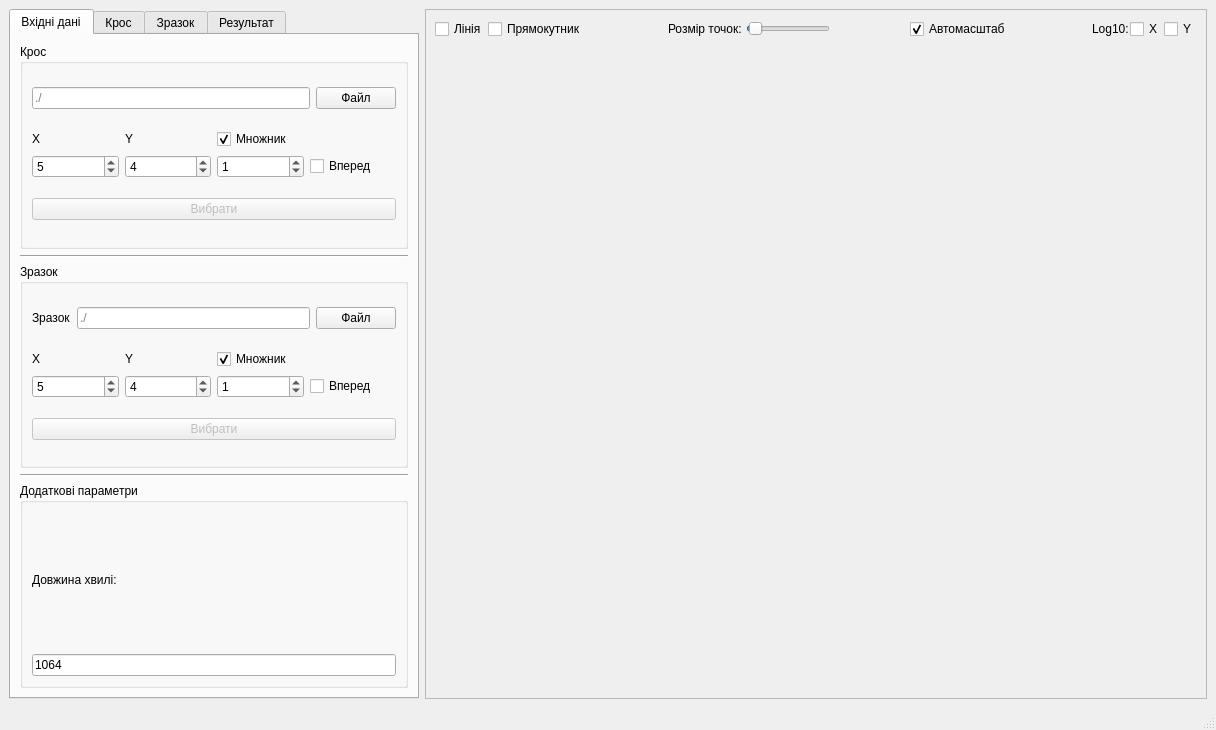
This is form.ui in xkronosua/QTR as Qt 5 draws it before an edit. The edited form follows.
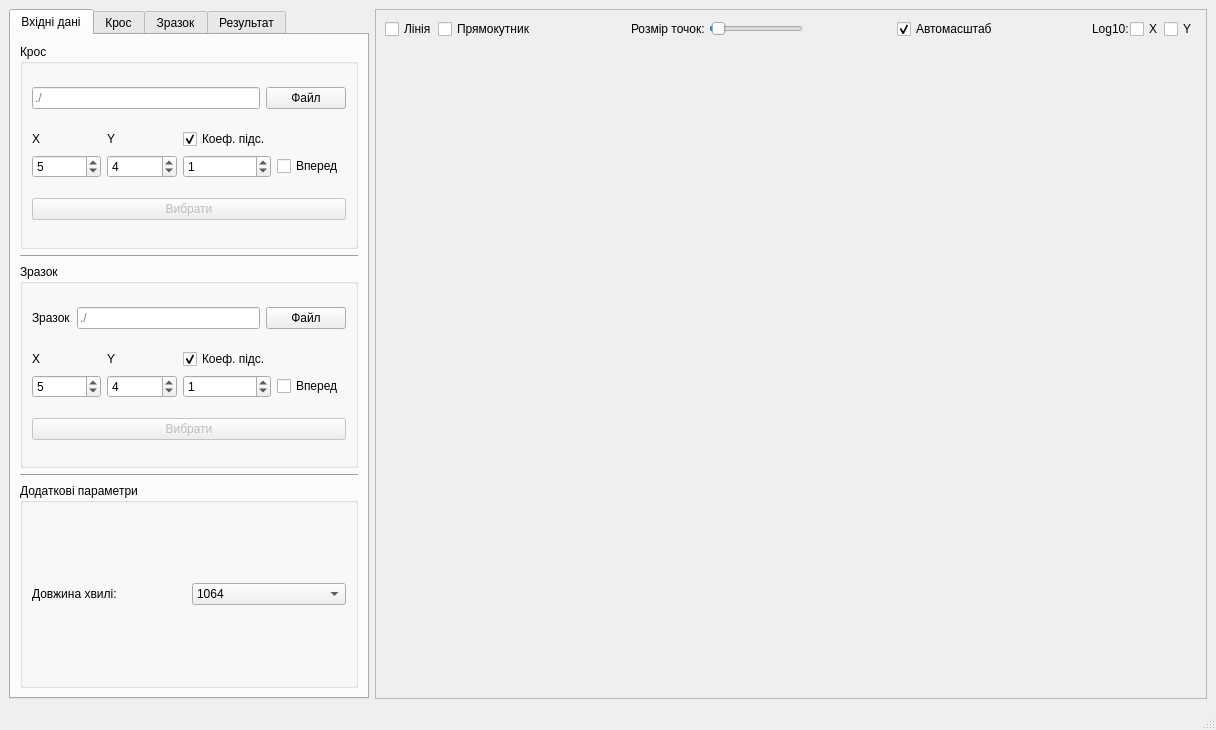
This is the edited form. Custom widgets are drawn as their Qt base class.

```diff
--- a/form.ui
+++ b/form.ui
@@ -68,6 +68,12 @@
         <verstretch>0</verstretch>
        </sizepolicy>
       </property>
+      <property name="maximumSize">
+       <size>
+        <width>360</width>
+        <height>16777215</height>
+       </size>
+      </property>
       <property name="baseSize">
        <size>
         <width>312</width>
@@ -179,7 +185,7 @@
                 <bool>true</bool>
                </property>
                <property name="text">
-                <string>Множник</string>
+                <string>Коеф. підс.</string>
                </property>
                <property name="checkable">
                 <bool>true</bool>
@@ -325,7 +331,7 @@
                 <bool>true</bool>
                </property>
                <property name="text">
-                <string>Множник</string>
+                <string>Коеф. підс.</string>
                </property>
                <property name="checkable">
                 <bool>true</bool>
@@ -372,24 +378,33 @@
           <property name="title">
            <string>Додаткові параметри</string>
           </property>
-          <layout class="QVBoxLayout" name="verticalLayout_9">
-           <item>
+          <layout class="QGridLayout" name="gridLayout_11">
+           <item row="0" column="1">
+            <widget class="QComboBox" name="LENGTH">
+             <item>
+              <property name="text">
+               <string>1064</string>
+              </property>
+             </item>
+             <item>
+              <property name="text">
+               <string>532</string>
+              </property>
+             </item>
+             <item>
+              <property name="text">
+               <string>633</string>
+              </property>
+             </item>
+            </widget>
+           </item>
+           <item row="0" column="0">
             <widget class="QLabel" name="label_32">
              <property name="text">
               <string>Довжина хвилі: </string>
              </property>
             </widget>
            </item>
-           <item>
-            <widget class="QLineEdit" name="LENGTH">
-             <property name="text">
-              <string>1064</string>
-             </property>
-             <property name="maxLength">
-              <number>50</number>
-             </property>
-            </widget>
-           </item>
           </layout>
          </widget>
         </item>
```
Left out of the diff: 119 changed lines with no effect on the pictures.
